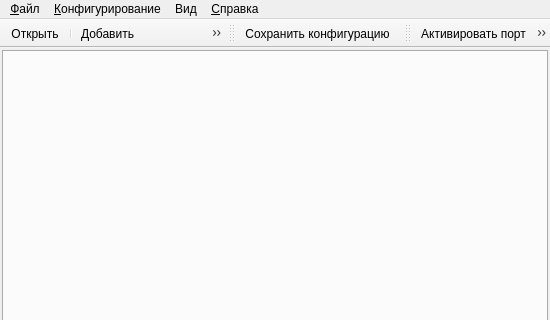
First picture: the form in mainwindow.ui, repository cwlan2016/access-manager, before the edit; both pictures show x 0 to 550 and y 0 to 320 of the 550 by 500 pixel window.
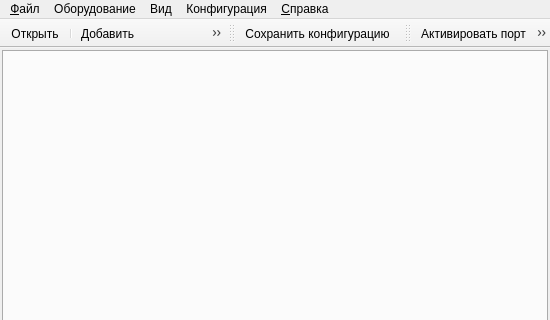
Second picture: the form after the edit. Icons and pictures are not drawn.

The edit to the form file:
```diff
--- a/mainwindow.ui
+++ b/mainwindow.ui
@@ -87,7 +87,7 @@
    </widget>
    <widget class="QMenu" name="menuConfiguration">
     <property name="title">
-     <string>&amp;Конфигурирование</string>
+     <string>Оборудование</string>
     </property>
     <widget class="QMenu" name="menuDslam">
      <property name="title">
@@ -141,9 +141,16 @@
     </widget>
     <addaction name="barsMenu"/>
    </widget>
+   <widget class="QMenu" name="menu_2">
+    <property name="title">
+     <string>Конфигурация</string>
+    </property>
+    <addaction name="settingsAction"/>
+   </widget>
    <addaction name="menuFile"/>
    <addaction name="menuConfiguration"/>
    <addaction name="viewMenu"/>
+   <addaction name="menu_2"/>
    <addaction name="menuHelp"/>
   </widget>
   <widget class="QToolBar" name="mainToolBar">
```
Left out of the diff: 38 changed lines with no effect on the pictures.
